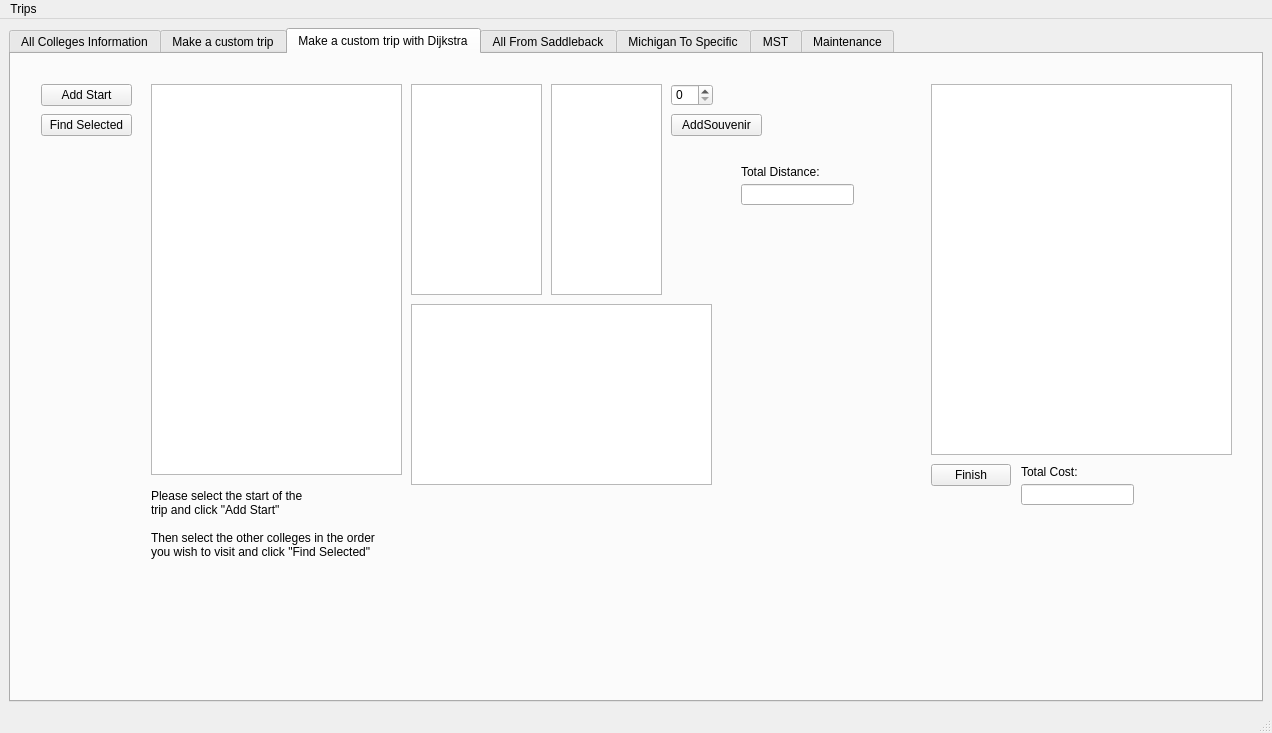
The window that CS1D-Group-Project-2-main/CollegeTouring/mainwindow.ui (Savant-sys/College-Touring) describes before a commit, drawn with Qt 5.
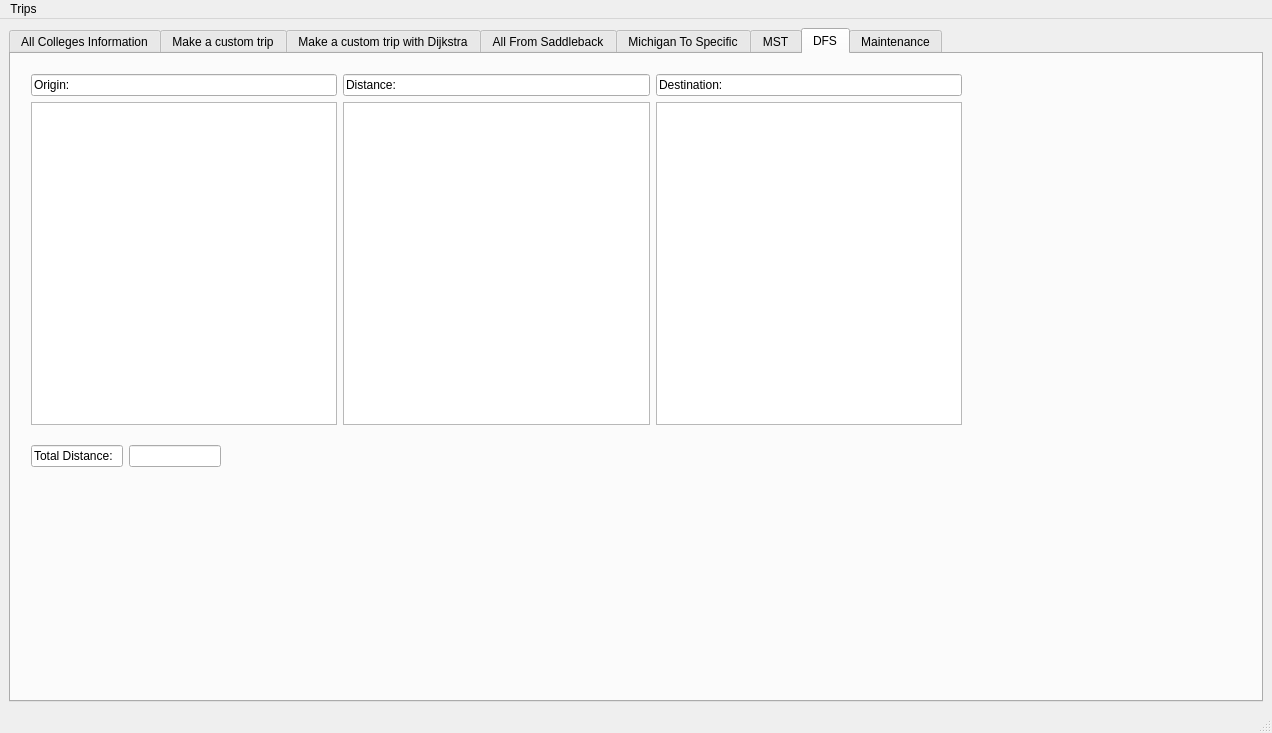
The same window after the commit. The open tabs and pages were chosen to show the change.

```diff
--- a/CS1D-Group-Project-2-main/CollegeTouring/mainwindow.ui
+++ b/CS1D-Group-Project-2-main/CollegeTouring/mainwindow.ui
@@ -899,6 +899,103 @@
         </property>
        </widget>
       </widget>
+      <widget class="QWidget" name="tab_6">
+       <attribute name="title">
+        <string>DFS</string>
+       </attribute>
+       <widget class="QWidget" name="">
+        <property name="geometry">
+         <rect>
+          <x>20</x>
+          <y>20</y>
+          <width>931</width>
+          <height>351</height>
+         </rect>
+        </property>
+        <layout class="QHBoxLayout" name="horizontalLayout_2">
+         <item>
+          <layout class="QVBoxLayout" name="verticalLayout_6">
+           <item>
+            <widget class="QLineEdit" name="lineEdit">
+             <property name="text">
+              <string>Origin:</string>
+             </property>
+             <property name="readOnly">
+              <bool>true</bool>
+             </property>
+            </widget>
+           </item>
+           <item>
+            <widget class="QListWidget" name="listWidgetOrigin"/>
+           </item>
+          </layout>
+         </item>
+         <item>
+          <layout class="QVBoxLayout" name="verticalLayout_5">
+           <item>
+            <widget class="QLineEdit" name="lineEdit_2">
+             <property name="text">
+              <string>Distance:</string>
+             </property>
+             <property name="readOnly">
+              <bool>true</bool>
+             </property>
+            </widget>
+           </item>
+           <item>
+            <widget class="QListWidget" name="listWidgetDist"/>
+           </item>
+          </layout>
+         </item>
+         <item>
+          <layout class="QVBoxLayout" name="verticalLayout_4">
+           <item>
+            <widget class="QLineEdit" name="lineEdit_3">
+             <property name="text">
+              <string>Destination:</string>
+             </property>
+             <property name="readOnly">
+              <bool>true</bool>
+             </property>
+            </widget>
+           </item>
+           <item>
+            <widget class="QListWidget" name="listWidgetDest"/>
+           </item>
+          </layout>
+         </item>
+        </layout>
+       </widget>
+       <widget class="QWidget" name="">
+        <property name="geometry">
+         <rect>
+          <x>20</x>
+          <y>390</y>
+          <width>190</width>
+          <height>24</height>
+         </rect>
+        </property>
+        <layout class="QHBoxLayout" name="horizontalLayout_3">
+         <item>
+          <widget class="QLineEdit" name="lineEdit_4">
+           <property name="text">
+            <string>Total Distance:</string>
+           </property>
+           <property name="readOnly">
+            <bool>true</bool>
+           </property>
+          </widget>
+         </item>
+         <item>
+          <widget class="QLineEdit" name="lineEdit_5">
+           <property name="readOnly">
+            <bool>true</bool>
+           </property>
+          </widget>
+         </item>
+        </layout>
+       </widget>
+      </widget>
       <widget class="QWidget" name="tab_3">
        <attribute name="title">
         <string>Maintenance</string>
```
